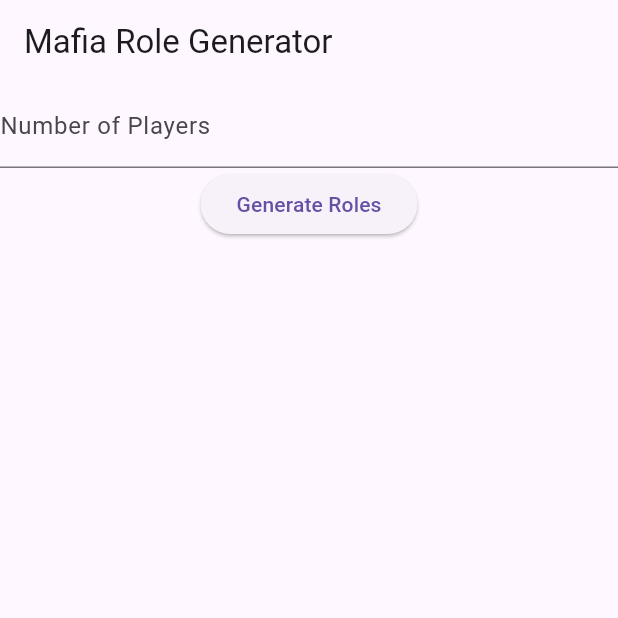
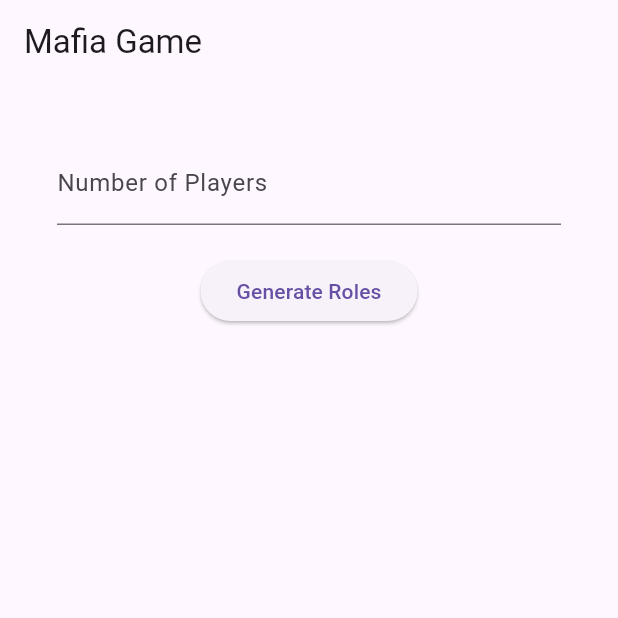
Before and after one commit to daveragos/mafia, a Flutter app: the screen it shows after launch, after a tap on "Generate Roles", on a phone screen of 412 x 824 dp, the top half of it. Run offline on Flutter 3.47's test engine with Material 3 defaults, Android fonts, the phone set to English and light mode, and no system bars.

Commit message:
lil edit to the UI

```diff
--- a/lib/home_page.dart
+++ b/lib/home_page.dart
@@ -40,51 +40,54 @@ class _HomePageState extends State<HomePage> {
 
   @override
   Widget build(BuildContext context) {
-    return Scaffold(
+    return SafeArea(
+      child: Scaffold(
         appBar: AppBar(
-        title: const Text('Mafia Role Generator'),
+          title: const Text('Mafia Game'),
         ),
-      body: SafeArea(
+        body: SingleChildScrollView(
+          child: Padding(
+            padding: const EdgeInsets.all(38.0),
             child: Center(
               child: Column(
+                mainAxisAlignment: MainAxisAlignment.center,
                 children: [
                   TextField(
                     controller: _numPlayersController,
-                decoration:
-                    const InputDecoration(labelText: "Number of Players"),
+                    decoration: const InputDecoration(
+                      labelText: "Number of Players",
+                    ),
                     keyboardType: TextInputType.number,
                   ),
+                  const SizedBox(height: 20),
                   ElevatedButton(
                     onPressed: () {
                       if (_numPlayersController.text.isNotEmpty) {
-                    if (int.parse(_numPlayersController.text) < 6) {
+                        //first check if the input is number
+                        if (int.tryParse(_numPlayersController.text) == null) {
                           ScaffoldMessenger.of(context).showSnackBar(
-                          const SnackBar(content: Text("Minimum 6 players")));
+                            const SnackBar(content: Text("Invalid input")),
+                          );
+                        } else if (int.parse(_numPlayersController.text) < 6) {
+                          ScaffoldMessenger.of(context).showSnackBar(
+                            const SnackBar(content: Text("Minimum 6 players")),
+                          );
                         } else {
                           _generateRoles();
                           Navigator.push(
                             context,
                             MaterialPageRoute(
-                              builder: (context) => EmojiPage(roles: roles)));
+                              builder: (context) => EmojiPage(roles: roles),
+                            ),
+                          );
                         }
                       }
                     },
                     child: const Text("Generate Roles"),
                   ),
-              // if (roles != null)
-              //   Visibility(
-              //       // visible: false, // Hide the list from all players
-              //       child: ListView.builder(
-              //           shrinkWrap: true,
-              //           itemCount: roles!.length,
-              //           itemBuilder: (context, index) => ListTile(
-              //                 tileColor: roles![index] == Role.Mafia.toString()
-              //                     ? Colors.red[100]
-              //                     : Colors.green[100],
-              //                 leading: const Icon(Icons.person),
-              //                 title: Text("Player ${index + 1}"),
-              //               ))),
                 ],
+              ),
+            ),
           ),
         ),
       ),
--- a/lib/main.dart
+++ b/lib/main.dart
@@ -1,6 +1,4 @@
 import 'package:flutter/material.dart';
-import 'dart:math';
-
 import 'package:mafia/home_page.dart';
 
 void main() {
```
Lines whose indentation alone changed are shown as unchanged.
